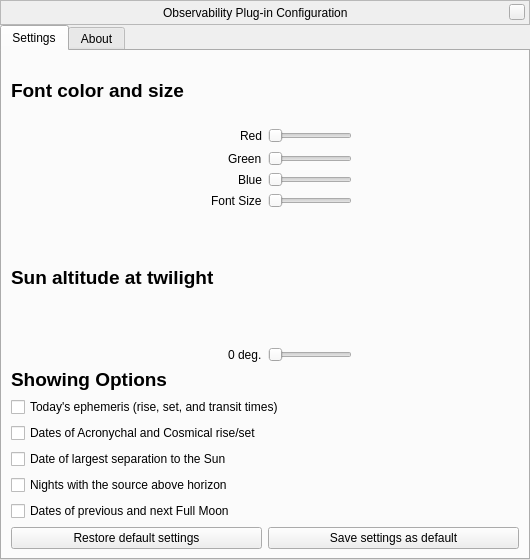
This is plugins/Observability/src/gui/ObservabilityDialog.ui in 519984307/stellarium_src as Qt 5 draws it before an edit. The edited form follows.
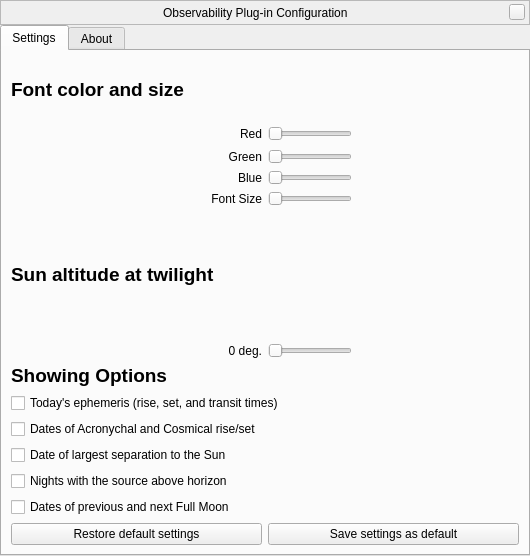
This is the edited form. Custom widgets are drawn as their Qt base class.

```diff
--- a/plugins/Observability/src/gui/ObservabilityDialog.ui
+++ b/plugins/Observability/src/gui/ObservabilityDialog.ui
@@ -6,8 +6,8 @@
    <rect>
     <x>0</x>
     <y>0</y>
-    <width>530</width>
-    <height>560</height>
+    <width>528</width>
+    <height>556</height>
    </rect>
   </property>
   <property name="windowTitle">
@@ -239,11 +239,14 @@
          </item>
          <item>
           <layout class="QHBoxLayout" name="horizontalLayout">
-           <item alignment="Qt::AlignRight">
+           <item>
             <widget class="QLabel" name="label">
              <property name="text">
               <string>Red</string>
              </property>
+             <property name="alignment">
+              <set>Qt::AlignRight|Qt::AlignTrailing|Qt::AlignVCenter</set>
+             </property>
             </widget>
            </item>
            <item alignment="Qt::AlignLeft">
@@ -263,11 +266,14 @@
          </item>
          <item>
           <layout class="QHBoxLayout" name="horizontalLayout_2">
-           <item alignment="Qt::AlignRight">
+           <item>
             <widget class="QLabel" name="label_2">
              <property name="text">
               <string>Green</string>
              </property>
+             <property name="alignment">
+              <set>Qt::AlignRight|Qt::AlignTrailing|Qt::AlignVCenter</set>
+             </property>
             </widget>
            </item>
            <item alignment="Qt::AlignLeft">
@@ -281,11 +287,14 @@
          </item>
          <item>
           <layout class="QHBoxLayout" name="horizontalLayout_3">
-           <item alignment="Qt::AlignRight">
+           <item>
             <widget class="QLabel" name="label_3">
              <property name="text">
               <string>Blue</string>
              </property>
+             <property name="alignment">
+              <set>Qt::AlignRight|Qt::AlignTrailing|Qt::AlignVCenter</set>
+             </property>
             </widget>
            </item>
            <item alignment="Qt::AlignLeft">
@@ -302,11 +311,14 @@
          </item>
          <item>
           <layout class="QHBoxLayout" name="horizontalLayout_4">
-           <item alignment="Qt::AlignRight">
+           <item>
             <widget class="QLabel" name="label_4">
              <property name="text">
               <string>Font Size</string>
              </property>
+             <property name="alignment">
+              <set>Qt::AlignRight|Qt::AlignTrailing|Qt::AlignVCenter</set>
+             </property>
             </widget>
            </item>
            <item alignment="Qt::AlignLeft">
@@ -345,11 +357,14 @@
          </item>
          <item>
           <layout class="QHBoxLayout" name="horizontalLayout_5">
-           <item alignment="Qt::AlignRight">
+           <item>
             <widget class="QLabel" name="AltiText">
              <property name="text">
               <string>0 deg.</string>
              </property>
+             <property name="alignment">
+              <set>Qt::AlignRight|Qt::AlignTrailing|Qt::AlignVCenter</set>
+             </property>
             </widget>
            </item>
            <item alignment="Qt::AlignLeft">
```
